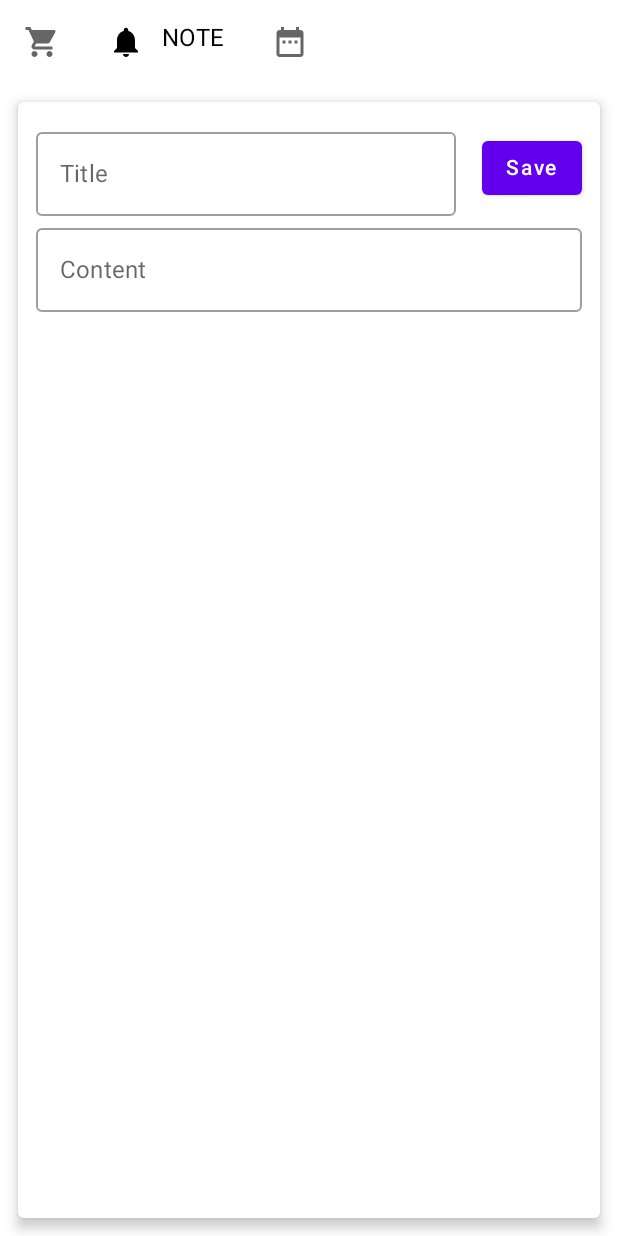
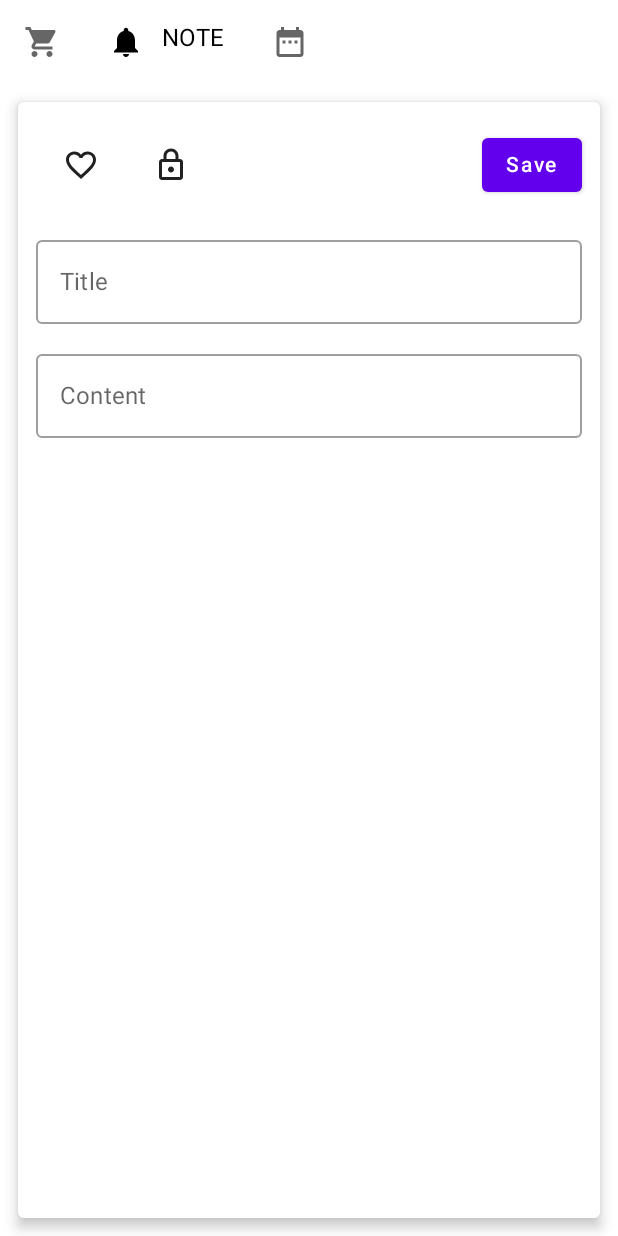
Before and after one commit to Sebastiaan-Alvarez-Rodriguez/Companion, an Android app built with Jetpack Compose: the create screen opened through its navigation route, on a phone screen of 412 x 824 dp. Run offline under Robolectric (Android 15) with nearby library versions, the phone set to English and light mode, and no system bars; our stand-ins replace Timber, paging; pictures from the network do not load.

Commit message:
Implemented favoring notes

```diff
--- a/app/src/main/java/org/python/companion/MainActivity.kt
+++ b/app/src/main/java/org/python/companion/MainActivity.kt
@@ -243,6 +243,7 @@ class NoteState(
                     note = null,
                     overrideDialogMiniState = noteOverrideDialogMiniState,
                     onSaveClick = { note ->
+                        Timber.d("Found new note: ${note.name}, ${note.content}, ${note.id}, ${note.favorite}")
                         noteViewModel.with {
                             val conflict = noteViewModel.getbyName(note.name)
                             Timber.d("New note: conflict: ${conflict!=null}")
@@ -277,7 +278,7 @@ class NoteState(
                     }
                 ),
             ) { entry ->
-                Timber.d("Edit note: Editing")
+//                Timber.d("Edit note: Editing")
                 val noteName = entry.arguments?.getString("note")
                 if (noteName == null) {
                     Timber.e("Edit note: Navcontroller navigation: note name == null")
@@ -292,6 +293,7 @@ class NoteState(
                             note = existingNote,
                             overrideDialogMiniState = noteOverrideDialogMiniState,
                             onSaveClick = { note ->
+                                Timber.d("Found new note: ${note.name}, ${note.content}, ${note.id}, ${note.favorite}")
                                 noteViewModel.with {
                                     // If note name == same as before, there is no conflict. Otherwise, we must check.
                                     val conflict: Note? =
--- a/app/src/main/java/org/python/companion/ui/note/NoteScreenEdit.kt
+++ b/app/src/main/java/org/python/companion/ui/note/NoteScreenEdit.kt
@@ -5,10 +5,11 @@ import androidx.compose.foundation.ExperimentalFoundationApi
 import androidx.compose.foundation.layout.*
 import androidx.compose.foundation.relocation.BringIntoViewRequester
 import androidx.compose.foundation.relocation.bringIntoViewRequester
-import androidx.compose.material.Button
-import androidx.compose.material.Card
-import androidx.compose.material.OutlinedTextField
-import androidx.compose.material.Text
+import androidx.compose.material.*
+import androidx.compose.material.icons.Icons
+import androidx.compose.material.icons.filled.Favorite
+import androidx.compose.material.icons.outlined.FavoriteBorder
+import androidx.compose.material.icons.outlined.Lock
 import androidx.compose.runtime.*
 import androidx.compose.ui.Alignment
 import androidx.compose.ui.Modifier
@@ -19,6 +20,7 @@ import kotlinx.coroutines.delay
 import kotlinx.coroutines.launch
 import org.python.backend.data.datatype.Note
 import org.python.companion.R
+import timber.log.Timber
 
 
 /**
@@ -38,41 +40,77 @@ fun NoteScreenEdit(
 ) {
     var title by remember { mutableStateOf(note?.name ?: "") }
     var content by remember { mutableStateOf(note?.content ?: "") }
-    val changed = lazy { (note != null && (title != note.name || content != note.content)) ||
-            (note == null && (title != "" || content != ""))}
+    var favorite by remember { mutableStateOf(note?.favorite ?: false)}
 
-    val createNoteObject: () -> Note = { note?.copy(name = title, content = content) ?: Note(name = title, content = content, secure = /* TODO: allow user to set security */ false) }
+    val changed = lazy {
+        if (note == null)
+            title != "" || content != "" || favorite
+        else
+            title != note.name || content != note.content || favorite != note.favorite
+    }
+
+    val createNoteObject: () -> Note = {
+        note?.copy(
+            name = title,
+            content = content,
+            favorite = favorite,
+            secure = /* TODO: allow user to set security */ false) ?:
+        Note(
+            name = title,
+            content = content,
+            favorite = favorite,
+            secure = /* TODO: allow user to set security */ false
+        )
+    }
 
     val defaultPadding = dimensionResource(id = R.dimen.padding_default)
-
+    val smallPadding = dimensionResource(id = R.dimen.padding_small)
     Box {
         Card(
-            modifier = Modifier
-                .fillMaxSize()
-                .padding(defaultPadding),
+            modifier = Modifier.fillMaxSize().padding(defaultPadding),
             elevation = 5.dp,
         ) {
-            Column(modifier = Modifier
-                .fillMaxSize()
-                .padding(defaultPadding)
-            ) {
+            Column(modifier = Modifier.fillMaxSize().padding(defaultPadding)) {
                 Row(
                     horizontalArrangement = Arrangement.SpaceBetween,
                     verticalAlignment = Alignment.CenterVertically,
-                    modifier = Modifier.fillMaxWidth()) {
-                    OutlinedTextField(
-                        value = title,
-                        onValueChange = { title = it },
-                        label = { Text("Title") },
-                        singleLine = true,
-                    )
+                    modifier = Modifier.fillMaxWidth()
+                ) {
+                    Row {
+                        IconButton(
+                            modifier = Modifier.padding(smallPadding),
+                            onClick = {
+                                favorite = !favorite
+                                Timber.d("setting favorite to value $favorite")
+                            }) {
+                            Icon(
+                                imageVector = if (favorite) Icons.Filled.Favorite else Icons.Outlined.FavoriteBorder,
+                                contentDescription = "Favorite"
+                            )
+                        }
+                        IconButton(
+                            modifier = Modifier.padding(smallPadding),
+                            onClick = { /* TODO: Handle security */ }) {
+                            Icon(Icons.Outlined.Lock, "Secure")
+                        }
+                    }
                     Spacer(Modifier.width(defaultPadding))
+
                     Button(
                         onClick = { onSaveClick(createNoteObject()) }) {
                         Text(text = "Save")
                     }
                 }
-                Spacer(Modifier.width(defaultPadding))
+                Spacer(Modifier.height(defaultPadding))
+                OutlinedTextField(
+                    value = title,
+                    modifier = Modifier.fillMaxWidth(),
+                    onValueChange = { title = it },
+                    label = { Text("Title") },
+                    singleLine = true,
+                )
+                Spacer(Modifier.height(defaultPadding))
+
                 val relocation = remember { BringIntoViewRequester() }
                 val scope = rememberCoroutineScope()
 
--- a/backend/src/main/java/org/python/backend/data/stores/NoteStore.kt
+++ b/backend/src/main/java/org/python/backend/data/stores/NoteStore.kt
@@ -44,6 +44,7 @@ private fun Note.toRoom() = RoomNote(
     id = id,
     name = name,
     content = content,
+    favorite = favorite,
     secure = secure
 )
 
@@ -51,5 +52,6 @@ private fun RoomNote.toUI() = Note(
     id = id,
     name = name,
     content = content,
+    favorite = favorite,
     secure = secure
 )
```
Also changed, not shown: app/src/main/java/org/python/companion/ui/note/NoteScreen.kt (+7 -3 lines), app/src/main/java/org/python/companion/ui/note/NoteScreenViewSingle.kt (+4 -4 lines), backend/src/main/java/org/python/backend/data/datatype/Note.kt (+15 -3 lines), db/src/main/java/org/python/db/entities/RoomNote.kt (+12 -1 lines).
